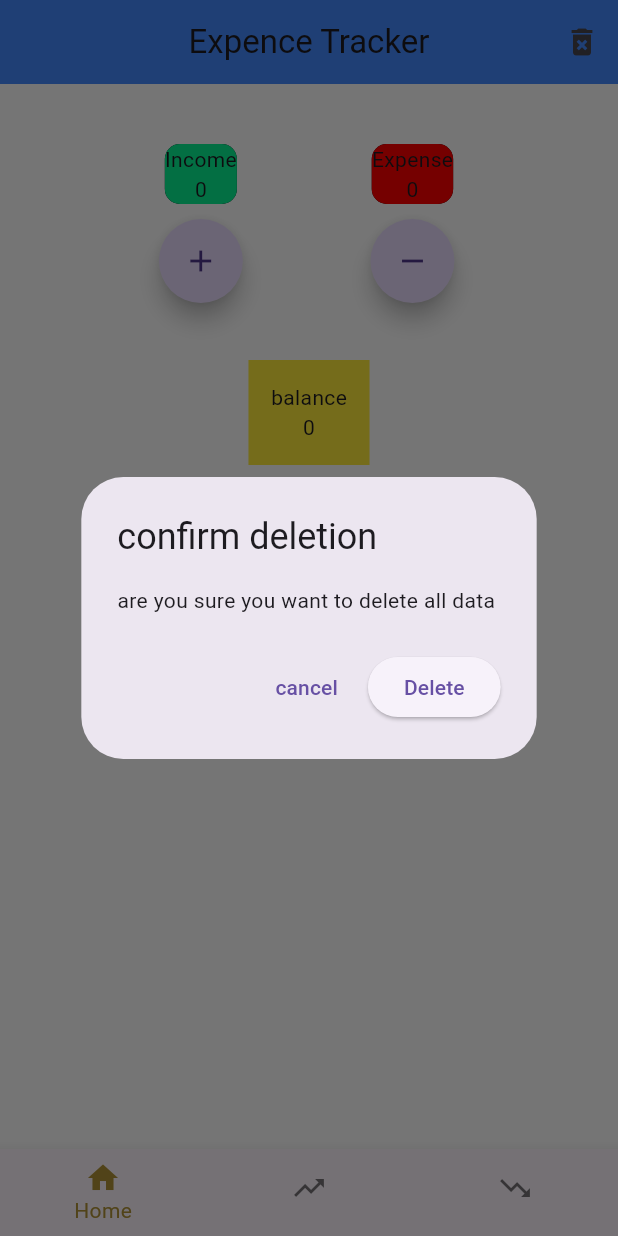
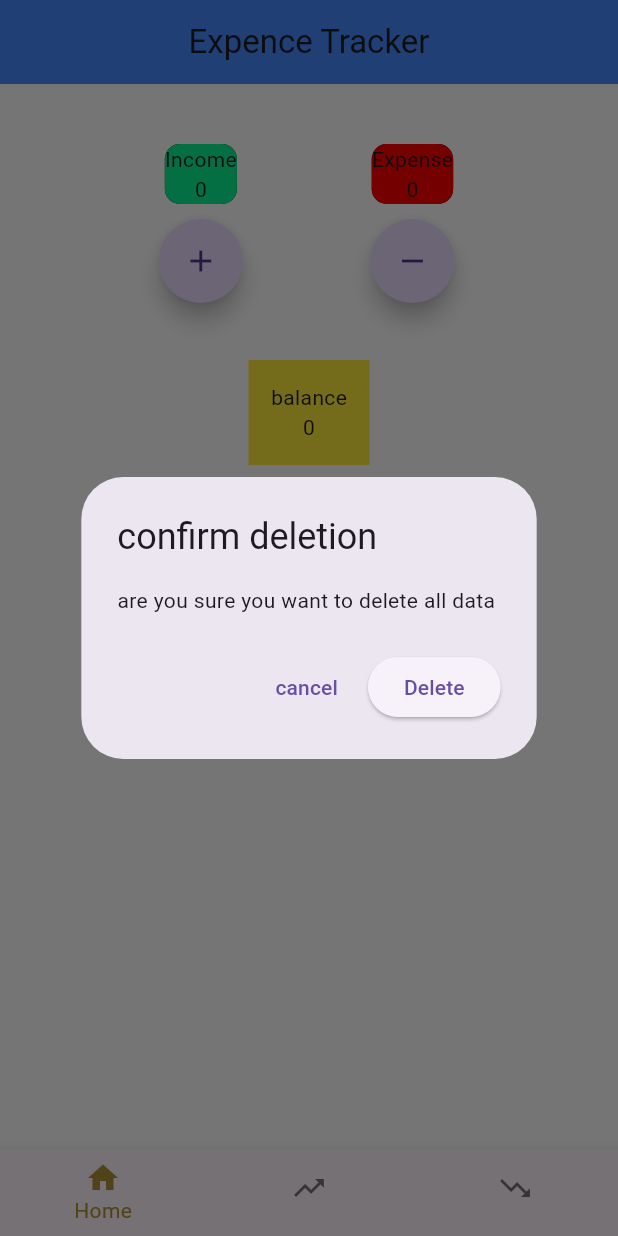
Before and after one commit to NAVEENEK/Expense-Tracker-, a Flutter app: the screen it shows after launch, after a tap on the "delete forever" icon, on a phone screen of 412 x 824 dp. Run offline on Flutter 3.47's test engine with Material 3 defaults, Android fonts, the phone set to English and light mode, and no system bars; our stand-ins replace hive, hive_flutter; accounts and stored records are empty.

Commit message:
delete button added

```diff
--- a/lib/main.dart
+++ b/lib/main.dart
@@ -32,11 +32,8 @@ class Main extends StatefulWidget {
 }
 
 class _MainState extends State<Main> {
-  int _selectedIndex = 0;
 
-  static List<Widget> page = [Welcom(), Income(), Expense()];
-
-  Future<void>cleardata(BuildContext context)async{
+ /* Future<void>cleardata(BuildContext context)async{
     final confirm=await showDialog<bool>(
       context: context,
       builder:(context)=> AlertDialog(
@@ -44,7 +41,7 @@ class _MainState extends State<Main> {
         content:Text('are you sure you want to delete all data ') ,
         actions: [
           TextButton(
-            onPressed:()=>Navigator.pop(context,false),
+            onPressed:()=>Navigator.pop(context,false),//Navigator.pop is a build in function which tells to exit from the current widget and go to the previous widget in the widget tree, and value and context is passed to that widget
            child: Text("cancel")
           ),
           ElevatedButton(
@@ -70,29 +67,33 @@ class _MainState extends State<Main> {
           setState(() {});
       }
 
-  }
+  }*/
+   int _selectedIndex = 0;
+
+  static List<Widget> page = [Welcom(), Income(), Expense()];
+
 
   @override
   Widget build(BuildContext context) {
     return  Scaffold(
-        body: page[_selectedIndex],
+        body: page[_selectedIndex],//this display the selected page
         appBar: AppBar(
           title: Text('Expence Tracker'),
           centerTitle: true,
           backgroundColor: Colors.blueAccent,
-          actions: [
+          /*actions: [
             IconButton(
              onPressed: ()=>cleardata(context),
              icon: Icon(Icons.delete_forever),
              tooltip:"delete all data"
              )
-          ],
+          ],*/
         ),
         bottomNavigationBar: BottomNavigationBar(
-          currentIndex: _selectedIndex,
-          onTap: (int index) {
+          currentIndex: _selectedIndex,//decides which tab looks active (highlighted).
+          onTap: (int index) {//BottomNavigationBar can automatically undertand which option is selected and assing that value to index
             setState(() {
-              _selectedIndex = index;
+              _selectedIndex = index;//value of setstate is updated and rebuilded
             });
           },
           selectedItemColor: const Color.fromARGB(255, 176, 146, 54),
--- a/lib/screen/Expense.dart
+++ b/lib/screen/Expense.dart
@@ -35,7 +35,6 @@ return Expanded(
           itemCount: items.length,
           itemBuilder: (context,index){
             final trans=items[index];
-            if(trans==null)return SizedBox.shrink();
             return ListTile(
               leading: Text(
                 '${index+1}',
@@ -44,8 +43,8 @@ return Expanded(
                     fontWeight: FontWeight.bold
                   ),
                 ),
-                title: Text('${trans!.amount}'),
-                subtitle: Text(trans!.note),
+                title: Text('${trans.amount}'),
+                subtitle: Text(trans.note),
             );
           },
           );
--- a/lib/screen/Income.dart
+++ b/lib/screen/Income.dart
@@ -48,8 +48,8 @@ Widget list(){
                     fontWeight: FontWeight.bold
                   ),
                 ),
-                title: Text('₹${trans!.amount}'),
-                subtitle: Text(trans!.note),
+                title: Text('₹${trans.amount}'),
+                subtitle: Text(trans.note),
 
               );
             }
--- a/lib/screen/Welcom.dart
+++ b/lib/screen/Welcom.dart
@@ -23,7 +23,7 @@ class _WelcomState extends State<Welcom> {
   void Adding(BuildContext context, bool gettiltle) {
     final TextEditingController textcontroller = TextEditingController();
     final TextEditingController intcontroller = TextEditingController();
-    final _formkey=GlobalKey<FormState>();
+    final formkey=GlobalKey<FormState>();
 
     showDialog(
       context: context,
@@ -31,7 +31,7 @@ class _WelcomState extends State<Welcom> {
         return SizedBox(
           height: 100,
           child: AlertDialog(
-            title: Text(gettiltle ? 'add income' : 'add expense'),
+            title: Text(gettiltle ? 'add income' : 'add expense'),//this decide which title to show according to our choice in two button below
 
             contentPadding: EdgeInsets.all(4),
             titlePadding: EdgeInsets.all(4),
@@ -39,8 +39,9 @@ class _WelcomState extends State<Welcom> {
             content: Column(
               mainAxisAlignment: MainAxisAlignment.start,
               mainAxisSize: MainAxisSize.min,
-              children: [Form(
-                key: _formkey,
+              children: [Form(//A Form is a container widget that groups together one or more input fields (likeTextFormFields) and helps to =>1)Validate them together 2)Save or reset their values .
+              //If you use only TextField, you can read text but can’t easily validate or manage form submission.
+                key: formkey,
                 child: Column(
                   children: [
                     TextFormField(
@@ -79,7 +80,7 @@ class _WelcomState extends State<Welcom> {
             actions: [
               TextButton(
                 onPressed: () {
-                  if(_formkey.currentState!.validate()){
+                  if(formkey.currentState!.validate()){
                   if(gettiltle){
                     var note=textcontroller.text.trim();
                     var textamount=intcontroller.text;
@@ -89,9 +90,9 @@ class _WelcomState extends State<Welcom> {
                       note:note,
                     );
                     incomebox.add(newincome);
-                   int temp_total_income=total_income.get('totalincome',defaultValue: 0);
-                   temp_total_income+=amount;
-                    total_income.put('totalincome',temp_total_income);
+                   int tempTotalIncome=total_income.get('totalincome',defaultValue: 0);
+                   tempTotalIncome+=amount;
+                    total_income.put('totalincome',tempTotalIncome);
                   }
                   else{
                     var note=textcontroller.text.trim();
@@ -102,9 +103,9 @@ class _WelcomState extends State<Welcom> {
                       note: note
                       );
                       expensebox.add(newexpense);
-                      int temp_total_expense=total_expense.get('totalexpense',defaultValue: 0);
-                      temp_total_expense+=amount;
-                      total_expense.put('totalexpense',temp_total_expense);
+                      int tempTotalExpense=total_expense.get('totalexpense',defaultValue: 0);
+                      tempTotalExpense+=amount;
+                      total_expense.put('totalexpense',tempTotalExpense);
                   }
                    int inc=total_income.get('totalincome',defaultValue: 0);
     int dic=total_expense.get('totalexpense',defaultValue: 0);
@@ -134,6 +135,41 @@ class _WelcomState extends State<Welcom> {
         );
       },
     );
+  }
+  Future<void>cleardata(BuildContext context)async{
+    final confirm=await showDialog<bool>(
+      context: context,
+      builder:(context)=> AlertDialog(
+        title: Text('confirm deletion'),
+        content:Text('are you sure you want to delete all data ') ,
+        actions: [
+          TextButton(
+            onPressed:()=>Navigator.pop(context,false),//Navigator.pop is a build in function which tells to exit from the current widget and go to the previous widget in the widget tree, and value and context is passed to that widget
+           child: Text("cancel")
+          ),
+          ElevatedButton(
+           onPressed: ()=>Navigator.pop(context,true),
+           child: Text('Delete')
+           )
+
+        ],
+
+      ),
+      );
+      if(confirm==true){
+        await Hive.box<Income_mode>('incomebox').clear();
+        await Hive.box<Expense_mode>('expensebox').clear();
+        await Hive.box('total_incomebox').clear();
+        await Hive.box('total_expensebox').clear();
+        ScaffoldMessenger.of(context).showSnackBar(
+          const SnackBar(
+            content: Text('all data deleted'),
+            backgroundColor: Color.fromARGB(255, 158, 159, 149),
+            )
+          );
+          setState(() {});
+      }
+
   }
 
 
@@ -180,7 +216,7 @@ class _WelcomState extends State<Welcom> {
                       ),
                     ),
                     FloatingActionButton(
-                      onPressed: () => Adding(context, true),
+                      onPressed: () => Adding(context, true),//the parameter true is passed to gettitle
                       tooltip: 'add income',
                       shape: CircleBorder(),
                       child: Icon(Icons.add),
@@ -244,6 +280,13 @@ class _WelcomState extends State<Welcom> {
               ],
             )
           ),
+
+            IconButton(
+             onPressed: ()=>cleardata(context),
+             icon: Icon(Icons.delete_forever),
+             tooltip:"delete all data"
+             )
+
         ],
       ),
     );
```
